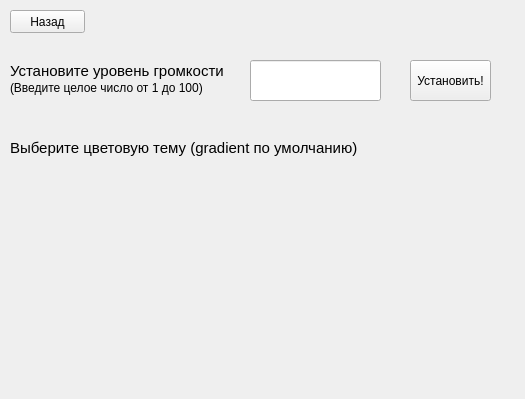
ivanprokoff/seabattle_, file settings.ui: the form before one commit.
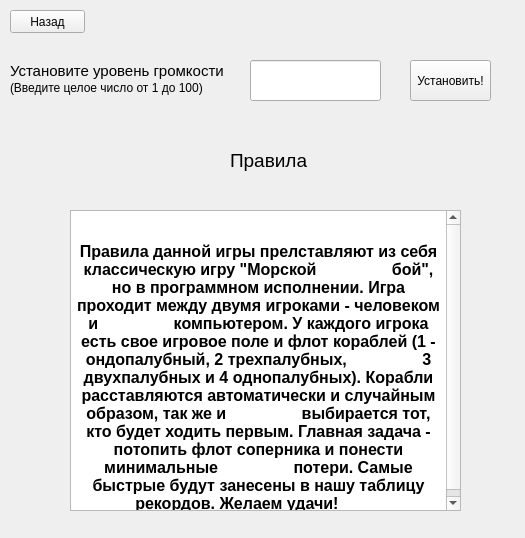
The form after the commit.

Commit message: добавлены изменения дизайна

Patch:
```diff
--- a/settings.ui
+++ b/settings.ui
@@ -7,7 +7,7 @@
              <x>0</x>
              <y>0</y>
              <width>525</width>
-             <height>399</height>
+             <height>538</height>
          </rect>
      </property>
      <property name="sizePolicy">
@@ -89,19 +89,45 @@
      <widget class="QLabel" name="label_3">
          <property name="geometry">
              <rect>
-                 <x>10</x>
+                 <x>230</x>
                  <y>140</y>
-                 <width>351</width>
-                 <height>16</height>
+                 <width>81</width>
+                 <height>41</height>
              </rect>
          </property>
          <property name="font">
              <font>
-                 <pointsize>11</pointsize>
+                 <pointsize>14</pointsize>
              </font>
          </property>
          <property name="text">
-             <string>Выберите цветовую тему (gradient по умолчанию)</string>
+             <string>Правила</string>
+         </property>
+     </widget>
+     <widget class="QTextBrowser" name="textBrowser">
+         <property name="geometry">
+             <rect>
+                 <x>70</x>
+                 <y>210</y>
+                 <width>391</width>
+                 <height>301</height>
+             </rect>
+         </property>
+         <property name="html">
+             <string>&lt;!DOCTYPE HTML PUBLIC &quot;-//W3C//DTD HTML 4.0//EN&quot; &quot;http://www.w3.org/TR/REC-html40/strict.dtd&quot;&gt;
+                 &lt;html&gt;&lt;head&gt;&lt;meta name=&quot;qrichtext&quot; content=&quot;1&quot; /&gt;&lt;style type=&quot;text/css&quot;&gt;
+                 p, li { white-space: pre-wrap; }
+                 &lt;/style&gt;&lt;/head&gt;&lt;body style=&quot; font-family:'MS Shell Dlg 2'; font-size:8.25pt;
+                 font-weight:400; font-style:normal;&quot;&gt;
+                 &lt;p align=&quot;center&quot; style=&quot; margin-top:0px; margin-bottom:0px; margin-left:0px;
+                 margin-right:0px; -qt-block-indent:0; text-indent:0px;&quot;&gt;&lt;span style=&quot; font-size:12pt;
+                 font-weight:600;&quot;&gt;Правила данной игры прелставляют из себя классическую игру &amp;quot;Морской
+                 бой&amp;quot;, но в программном исполнении. Игра проходит между двумя игроками - человеком и
+                 компьютером. У каждого игрока есть свое игровое поле и флот кораблей (1 - ондопалубный, 2 трехпалубных,
+                 3 двухпалубных и 4 однопалубных). Корабли расставляются автоматически и случайным образом, так же и
+                 выбирается тот, кто будет ходить первым. Главная задача - потопить флот соперника и понести минимальные
+                 потери. Самые быстрые будут занесены в нашу таблицу рекордов. Желаем удачи!&lt;/span&gt;&lt;/p&gt;&lt;/body&gt;&lt;/html&gt;
+             </string>
          </property>
      </widget>
  </widget>
```
Lines whose indentation alone changed are shown as unchanged. The commit also changes 5 other files.
